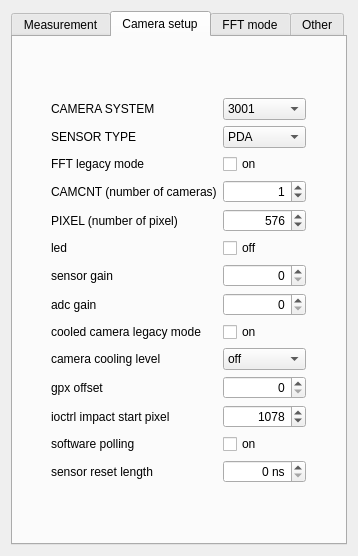
This is escam/camerasettingswidget.ui in Entwicklungsburo-Stresing/EBST_CAM as Qt 5 draws it before an edit. The edited form follows.
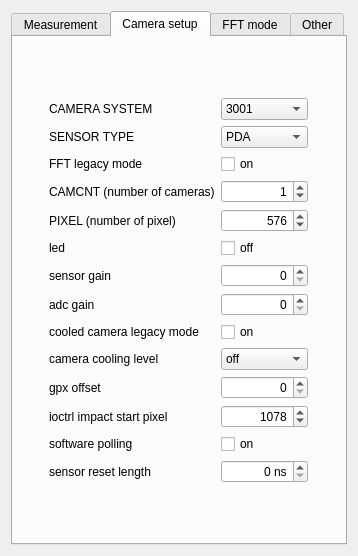
This is the edited form. The open tabs and pages were chosen to show the change.

```diff
--- a/escam/camerasettingswidget.ui
+++ b/escam/camerasettingswidget.ui
@@ -884,14 +884,14 @@
            <property name="alignment">
             <set>Qt::AlignRight|Qt::AlignTrailing|Qt::AlignVCenter</set>
            </property>
+           <property name="showGroupSeparator" stdset="0">
+            <bool>true</bool>
+           </property>
            <property name="suffix">
             <string> ns</string>
            </property>
            <property name="maximum">
-            <number>262140</number>
-           </property>
-           <property name="singleStep">
-            <number>4</number>
+            <number>10485600</number>
            </property>
           </widget>
          </item>
```
Left out of the diff: 4 changed lines with no effect on the pictures.
